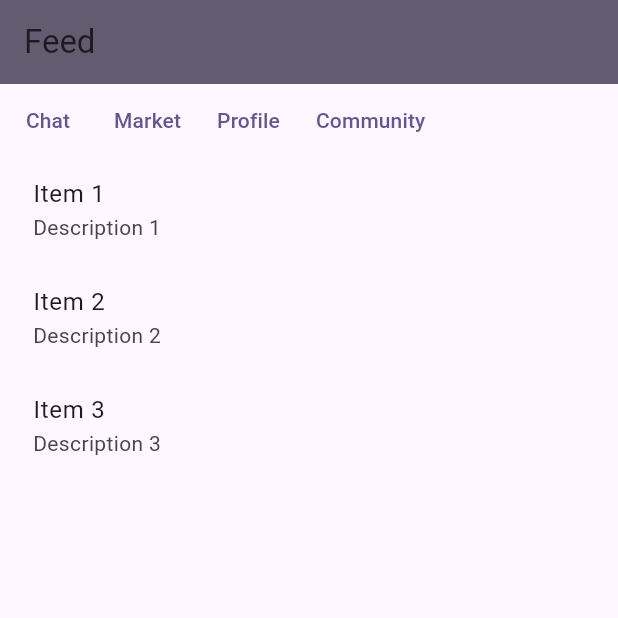
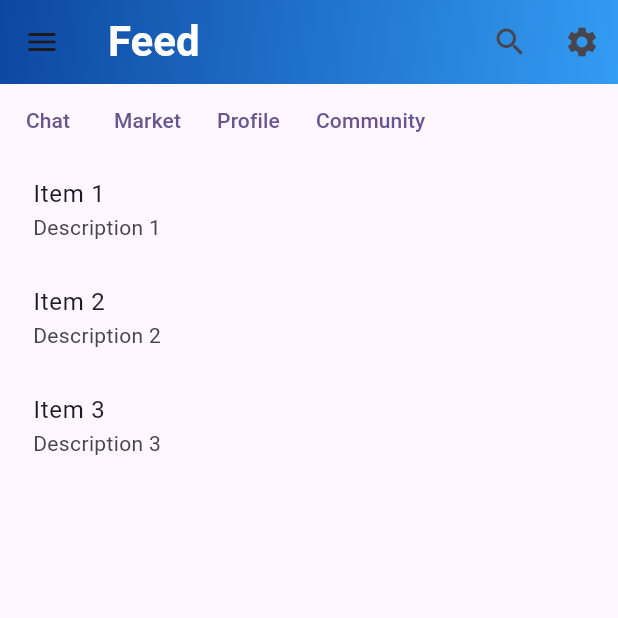
Before and after one commit to MuhdAliffie/flew_final, a Flutter app: the screen it shows after launch, on a phone screen of 412 x 824 dp, the top half of it. Run offline on Flutter 3.47's test engine with Material 3 defaults, Android fonts, the phone set to English and light mode, and no system bars; Roboto replaces fonts that are missing (Lexend Deca).

Commit message:
Feed page appbar edit

```diff
--- a/lib/pages/feed.dart
+++ b/lib/pages/feed.dart
@@ -1,3 +1,4 @@
+import 'package:flew_final/headers/drawer_menu.dart';
 import 'package:flew_final/pages/chat.dart';
 import 'package:flew_final/pages/community.dart';
 import 'package:flew_final/pages/market.dart';
@@ -16,8 +17,41 @@ class FeedPageState extends State<FeedPage> {
   Widget build(BuildContext context) {
     return Scaffold(
       appBar: AppBar(
-        backgroundColor: Theme.of(context).colorScheme.secondary,
-        title: const Text('Feed'),
+          backgroundColor:
+              Colors.transparent, // Make the AppBar background transparent
+          flexibleSpace: Container(
+            decoration: BoxDecoration(
+              gradient: LinearGradient(
+                colors: [
+                  Colors.blue[900]!,
+                  const Color.fromARGB(255, 51, 156, 243)
+                ], // Dark blue to light blue
+                begin: Alignment.topLeft,
+                end: Alignment.bottomRight,
+              ),
+            ),
+          ),
+          title: const Text(
+            'Feed',
+            style: TextStyle(
+              fontSize: 28,
+              fontWeight: FontWeight.bold,
+              fontFamily: 'Lexend Deca',
+              color: Colors.white, // This color will be masked by the gradient
+            ),
+          ),
+          actions: [
+            IconButton(
+              icon: const Icon(Icons.search),
+              onPressed: () {},
+            ),
+            IconButton(
+              icon: const Icon(Icons.settings),
+              onPressed: () {},
+            ),
+          ]),
+      drawer: const Drawer(
+        child: CustomDrawer(),
       ),
       body: Center(
         child: Column(
```
